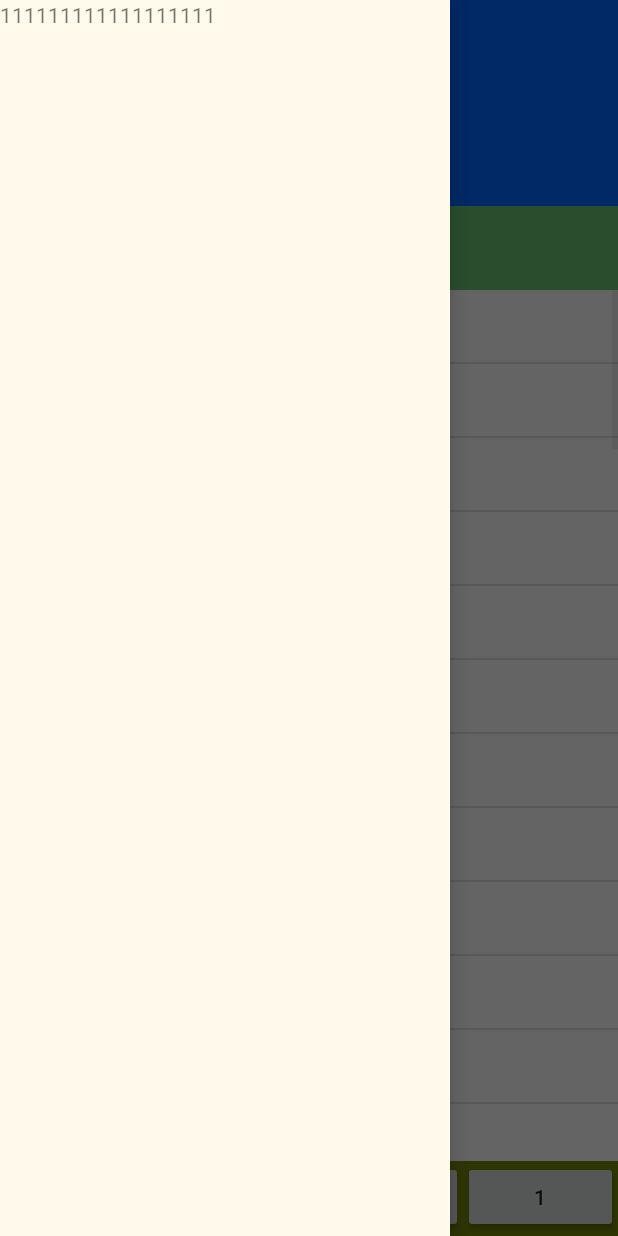
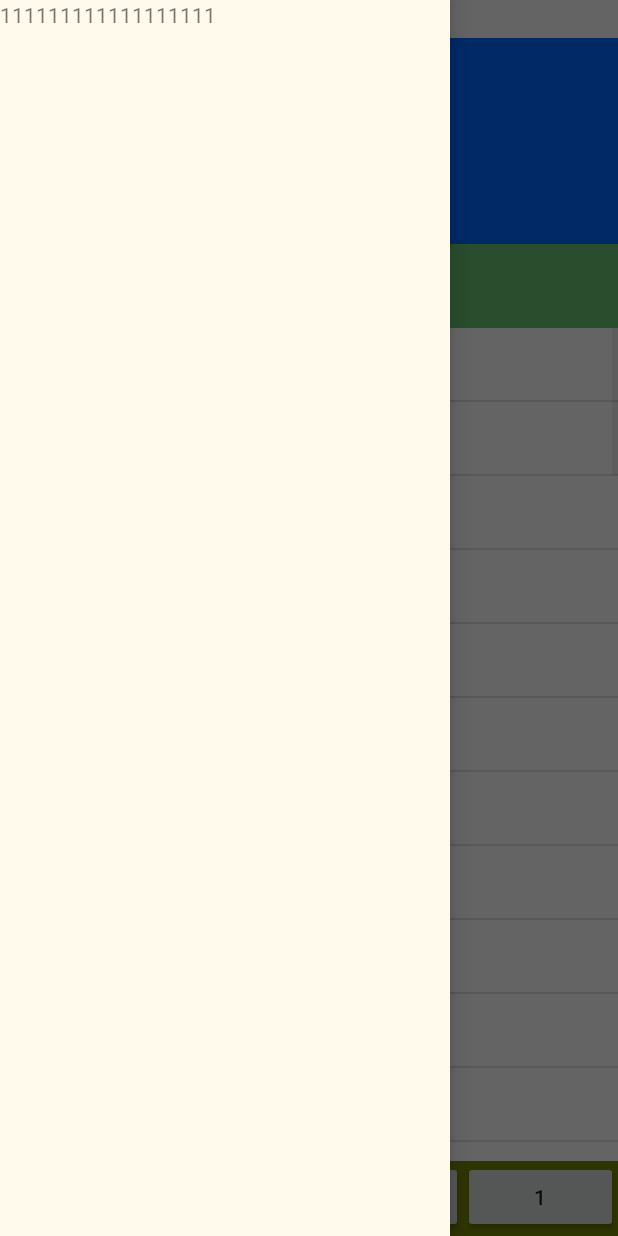
Before and after one commit to Youarenotin/NewTempDemo, an Android app: the screen it shows after launch (MainActivity), with the side drawer open, on a phone screen of 412 x 824 dp. Run offline under Robolectric (Android 15) with nearby library versions, the phone set to English and light mode, and no system bars; libraries missing offline, so code that uses them is left out: com.easyandroidanimations.library, com.readystatesoftware.systembartint; 4 statements that could not run were skipped.

Commit message:
statusbar 适配

```diff
--- a/app/src/main/java/com/youarenotin/MainActivity.java
+++ b/app/src/main/java/com/youarenotin/MainActivity.java
@@ -20,13 +20,13 @@ public class MainActivity extends AppCompatActivity {
         super.onCreate(savedInstanceState);
         setContentView(R.layout.activity_main);
 
-        if (Build.VERSION.SDK_INT >= 21) {
-            View decorView = getWindow().getDecorView();
-            int option = View.SYSTEM_UI_FLAG_LAYOUT_FULLSCREEN
-                    | View.SYSTEM_UI_FLAG_LAYOUT_STABLE;
-            decorView.setSystemUiVisibility(option);
-            getWindow().setStatusBarColor(Color.TRANSPARENT);
-        }
+//        if (Build.VERSION.SDK_INT >= 21) {
+//            View decorView = getWindow().getDecorView();
+//            int option = View.SYSTEM_UI_FLAG_LAYOUT_FULLSCREEN
+//                    | View.SYSTEM_UI_FLAG_LAYOUT_STABLE;
+//            decorView.setSystemUiVisibility(option);
+//            getWindow().setStatusBarColor(Color.TRANSPARENT);
+//        }
 
         FragmentTransaction transaction =getSupportFragmentManager().beginTransaction();
         MainFragment fragment_main = new MainFragment();
@@ -35,9 +35,9 @@ public class MainActivity extends AppCompatActivity {
         transaction.add(R.id.fragment_container, fragment_main,MainFragment.class.getSimpleName()).commit();
 
         SystemBarTintManager tintManager = new SystemBarTintManager(this);
-//        tintManager.setStatusBarTintEnabled(true);
-//        tintManager.setNavigationBarTintEnabled(true);
-//        tintManager.setStatusBarTintColor(R.color.subfield_text_color);
+        tintManager.setStatusBarTintEnabled(true);
+        tintManager.setNavigationBarTintEnabled(true);
+        tintManager.setStatusBarTintColor(Color.YELLOW);
 
 //        PageFragment pageFra
 // gment=new PageFragment();
--- a/app/src/main/res/layout/activity_main.xml
+++ b/app/src/main/res/layout/activity_main.xml
@@ -5,7 +5,7 @@
    >
 
     <FrameLayout
-
+        android:paddingTop="@dimen/statusBarHeight"
         android:layout_width="match_parent"
         android:layout_height="match_parent">
 
--- /dev/null
+++ b/app/src/main/res/values-v19/dimens.xml
@@ -0,0 +1,4 @@
+<?xml version="1.0" encoding="utf-8"?>
+<resources>
+    <dimen name="statusBarHeight">25dp</dimen>
+</resources>
--- a/app/src/main/res/values/dimens.xml
+++ b/app/src/main/res/values/dimens.xml
@@ -2,4 +2,5 @@
     <!-- Default screen margins, per the Android Design guidelines. -->
     <dimen name="activity_horizontal_margin">16dp</dimen>
     <dimen name="activity_vertical_margin">16dp</dimen>
+    <dimen name="statusBarHeight">0dp</dimen>
 </resources>
```
Also changed, not shown: app/src/main/java/com/youarenotin/MainFragment.java (+18 -6 lines).
